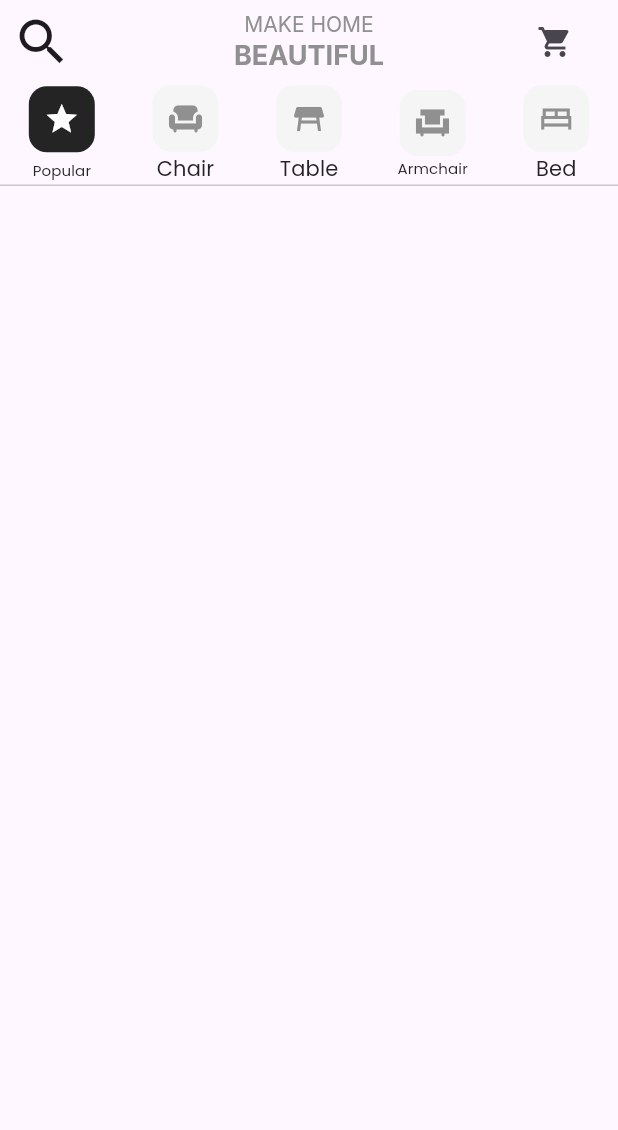
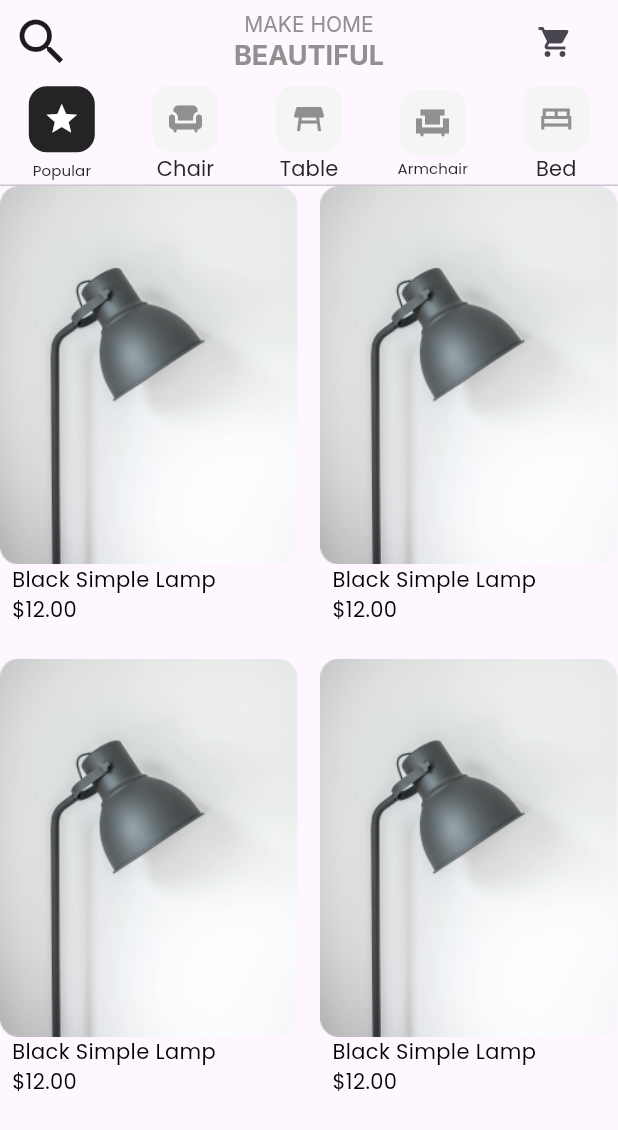
Before and after one commit to Dharalunagariya/Furniture.app, a Flutter app: the Homescreen screen opened directly, on a phone screen of 412 x 824 dp. Shown: the top 1130 px of the screen. Run offline on Flutter 3.47's test engine with Material 3 defaults, Android fonts, the phone set to English and light mode, and no system bars; our stand-ins replace google_fonts.

Commit message:
21-12-24.

```diff
--- a/lib/main.dart
+++ b/lib/main.dart
@@ -1,6 +1,7 @@
 import 'package:flutter/material.dart';
 import 'package:furniture_app/view/Home/Homescreen.dart';
 import 'package:furniture_app/view/Login/Login.dart';
+import 'package:furniture_app/view/Navigation/Navigation_bar.dart';
 import 'package:furniture_app/view/Sign%20up/Signup.dart';
 import 'package:furniture_app/view/onboarding/onboarding_screen.dart';
 
@@ -20,7 +21,7 @@ class MyApp extends StatelessWidget {
         colorScheme: ColorScheme.fromSeed(seedColor: Colors.deepPurple),
         useMaterial3: true,
       ),
-      home: Homescreen(),
+      home: NavigationBarscreen(),
     );
   }
 }
--- a/lib/view/Home/Homescreen.dart
+++ b/lib/view/Home/Homescreen.dart
@@ -10,11 +10,21 @@ class Homescreen extends StatefulWidget {
 }
 
 class _HomescreenState extends State<Homescreen> {
-  List<String> text = [
+  List<String> comman = [
     'Black Simple Lamp',
+  ];
+  List<String> comman0 = [
+    '\$12',
+  ];
+  List<String> comman2 = [
     'Minimal Stand',
-    'Coffee Chair',
-    'Simple Desk',
+  ];
+
+  List<String> comman1 = [
+    "Font/images/Media (7).png",
+    "Font/images/Media (3).png",
+    "Font/images/Media (4).png",
+    "Font/images/Media (5).png",
   ];
   @override
   Widget build(BuildContext context) {
@@ -184,16 +194,38 @@ class _HomescreenState extends State<Homescreen> {
                 ),
               ],
             ),
-            // GridView.builder(
-            //     gridDelegate: SliverGridDelegateWithFixedCrossAxisCount(
-            //       crossAxisCount: 2,
-            //       mainAxisSpacing: 16,
-            //       crossAxisSpacing: 21,
-            //     ),
-            //     itemCount: 4,
-            //     itemBuilder: (context, index) {
-            //       return Card();
-            //     })
+            Expanded(
+              child: GridView.builder(
+                  itemCount: 4,
+                  gridDelegate: SliverGridDelegateWithFixedCrossAxisCount(
+                    crossAxisCount: 2,
+                    mainAxisExtent: 300,
+                    mainAxisSpacing: 15,
+                    crossAxisSpacing: 15,
+                  ),
+                  itemBuilder: (context, index) {
+                    return Container(
+                      child: Column(
+                        crossAxisAlignment: CrossAxisAlignment.start,
+                        children: [
+                          Image.asset(
+                            'images/Media (12).png',
+                          ),
+                          CommanText(
+                            text: '  Black Simple Lamp',
+                            color: Colors.black,
+                            fontSize: 14,
+                          ),
+                          CommanText(
+                            text: '  \$12.00',
+                            color: Colors.black,
+                            fontSize: 14,
+                          ),
+                        ],
+                      ),
+                    );
+                  }),
+            ),
           ],
         ),
       ),
--- /dev/null
+++ b/lib/view/Navigation/Navigation_bar.dart
@@ -0,0 +1,20 @@
+import 'package:flutter/material.dart';
+
+
+
+class NavigationBarscreen extends StatefulWidget {
+  const NavigationBarscreen({super.key});
+
+  @override
+  State<NavigationBarscreen> createState() => _NavigationBarscreenState();
+}
+
+class _NavigationBarscreenState extends State<NavigationBarscreen> {
+  int visit=0;
+  @override
+  Widget build(BuildContext context) {
+    return Scaffold(
+      body: BottomNavigationBar(items:[],),
+    );
+  }
+}
```
